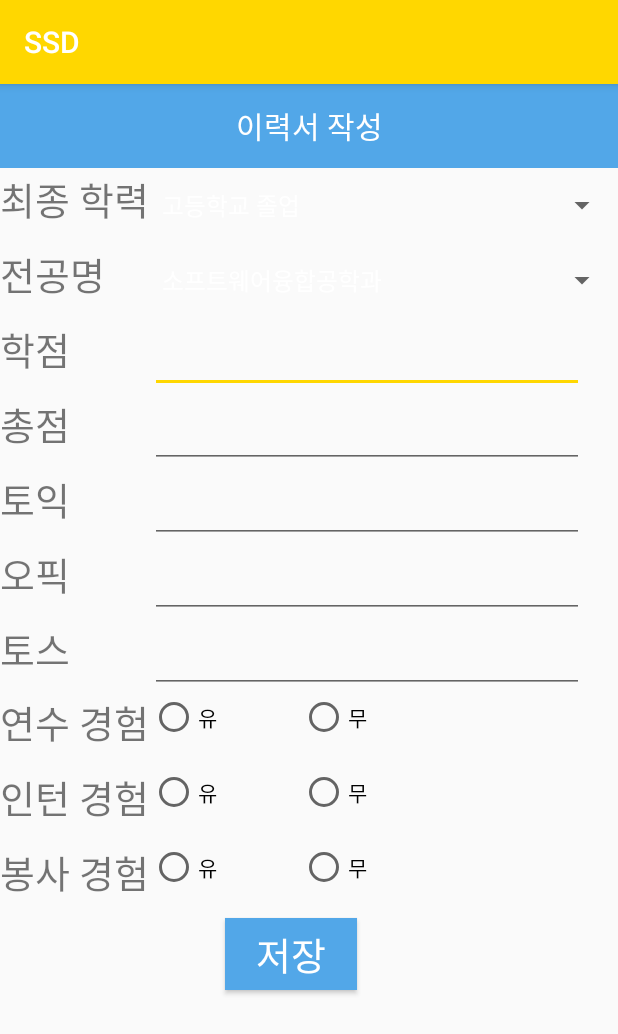
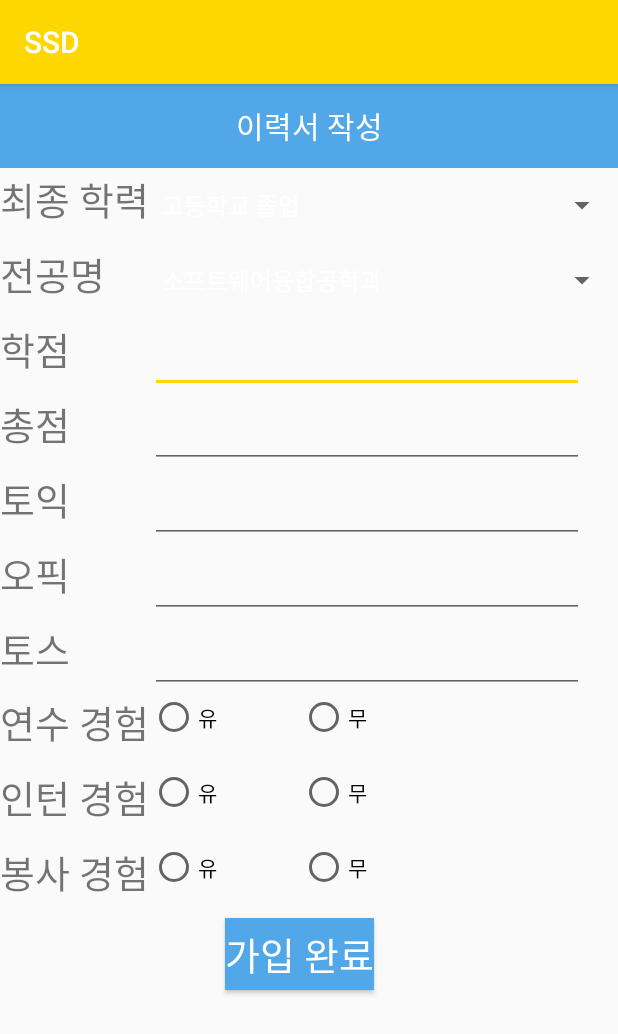
Before and after one commit to seunghun1024/SSD, an Android app: the InputSpec screen opened directly, with no data from a screen before it, on a phone screen of 412 x 824 dp. Shown: the top 1034 px of the screen. Run offline under Robolectric (Android 15) with nearby library versions, the phone set to English and light mode, and no system bars.

Commit message:
스펙 입력페이지

```diff
--- a/app/src/main/java/com/example/ssd/SignupPage.java
+++ b/app/src/main/java/com/example/ssd/SignupPage.java
@@ -59,7 +59,8 @@ public class SignupPage extends AppCompatActivity {
         btninsert.setOnClickListener(new View.OnClickListener(){
             @Override
             public void onClick(View v){
-               insert();
+                Intent intent = new Intent(getApplicationContext(),InputSpec.class);
+                startActivity(intent);
             }
         });
 
--- a/app/src/main/res/layout/input_spec.xml
+++ b/app/src/main/res/layout/input_spec.xml
@@ -203,6 +203,6 @@
         android:layout_height="wrap_content"
 
         android:layout_marginLeft="150dp"
-        android:text="저장" />
+        android:text="가입 완료" />
 
 </LinearLayout>
--- a/app/src/main/res/layout/sign_up.xml
+++ b/app/src/main/res/layout/sign_up.xml
@@ -191,7 +191,7 @@
             android:layout_gravity="center"
             android:gravity="center"
             android:backgroundTint="#52A7E8"
-            android:text="가입하기"
+            android:text="스펙입력"
             android:textColor="#ffffff"/>
 
         <TextView
```
